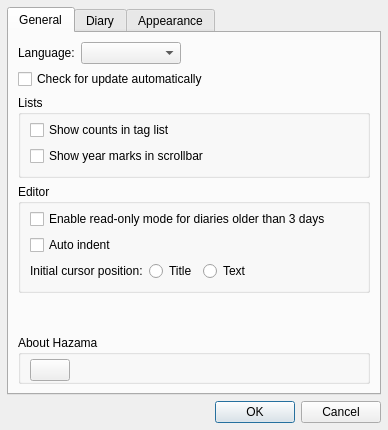
Before: the Qt Designer form hazama/ui/configdialog.ui in krrr/Hazama, drawn with Qt 5.
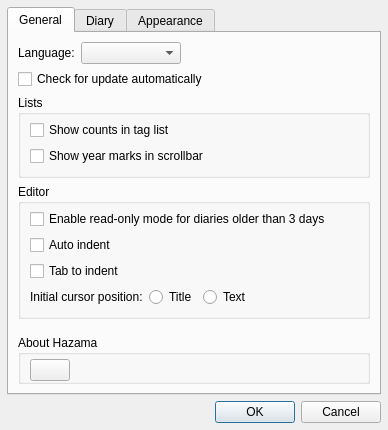
After: the same form once the commit is applied. Icons and pictures are not drawn.

Commit message: Add tab indent shortcut

What changed in the file:
```diff
--- a/hazama/ui/configdialog.ui
+++ b/hazama/ui/configdialog.ui
@@ -131,6 +131,13 @@
             </property>
            </widget>
           </item>
+          <item>
+           <widget class="QCheckBox" name="tabIndentCheck">
+            <property name="text">
+             <string>Tab to indent</string>
+            </property>
+           </widget>
+          </item>
           <item>
            <layout class="QHBoxLayout" name="horizontalLayout_8">
             <property name="leftMargin">
```
The commit also changes 4 other files.
